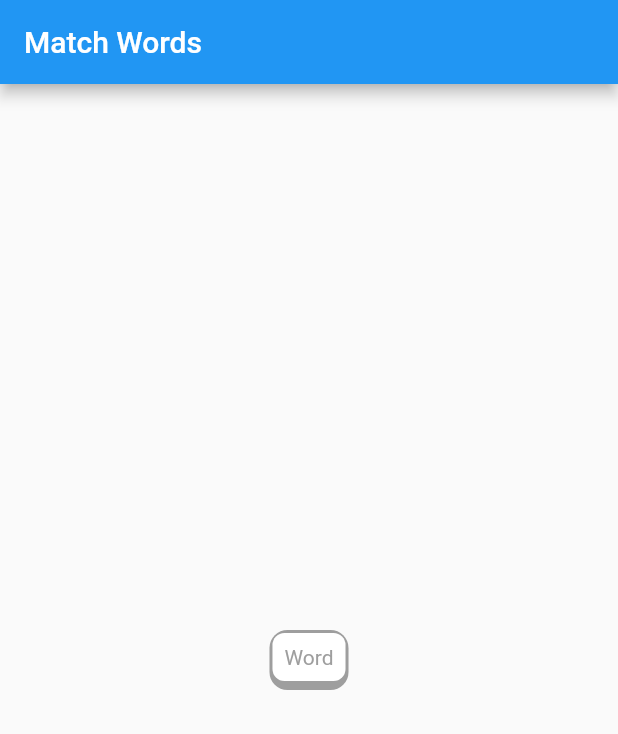
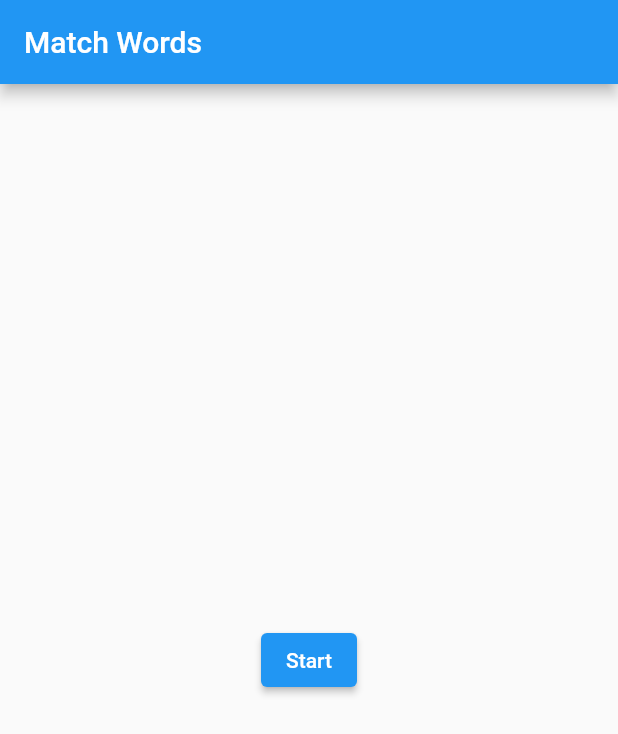
Before and after one commit to obumnwabude/matchword, a Flutter app: the screen it shows after launch, on a phone screen of 412 x 824 dp. Shown: the top 734 px of the screen. Run offline on Flutter 3.47's test engine with Material 2 defaults, Android fonts, the phone set to English and light mode, and no system bars.

Commit message:
feat: implement the screen for matching words
create LanguageWord, WordPair, and MatchSession classes for managing matching logic.
improve WordView UI to fit new changes.

```diff
--- a/lib/main.dart
+++ b/lib/main.dart
@@ -8,5 +8,5 @@ class MyApp extends StatelessWidget {
   const MyApp({super.key});
 
   @override
-  Widget build(BuildContext context) => const MaterialApp(home: HomeScreen());
+  Widget build(BuildContext context) => MaterialApp(home: HomeScreen());
 }
--- /dev/null
+++ b/lib/models/language_word.dart
@@ -0,0 +1,20 @@
+class LanguageWord {
+  bool justFailed = false;
+  bool justPassed = false;
+  final String language;
+  final String word;
+
+  LanguageWord(this.language, this.word);
+
+  @override
+  String toString() => '$word ($language)';
+
+  @override
+  int get hashCode => language.hashCode ^ word.hashCode;
+
+  @override
+  bool operator ==(Object other) {
+    if (other is! LanguageWord) return false;
+    return language == other.language && word == other.word;
+  }
+}
--- /dev/null
+++ b/lib/models/match_session.dart
@@ -0,0 +1,49 @@
+import 'dart:math';
+
+import 'language_word.dart';
+import 'word_pair.dart';
+
+class MatchSession {
+  static List<WordPair> _randomize(List<WordPair> wordPairs) {
+    if (wordPairs.length < 2) return wordPairs;
+
+    final random = Random();
+    final firstWords = [], secondWords = [];
+    final List<WordPair> randomizedPairs = [];
+
+    for (final pair in wordPairs) {
+      firstWords.add(pair.first);
+      secondWords.add(pair.second);
+    }
+
+    while (firstWords.isNotEmpty) {
+      randomizedPairs.add(
+        WordPair(
+          firstWords.removeAt(0),
+          secondWords.removeAt(random.nextInt(secondWords.length)),
+        ),
+      );
+    }
+
+    return randomizedPairs;
+  }
+
+  final List<WordPair> correctPairs;
+  final List<WordPair> displayPairs;
+
+  MatchSession(this.correctPairs) : displayPairs = _randomize(correctPairs);
+
+  bool get isComplete => correctPairs.every((pair) => pair.isMatched);
+
+  bool match(LanguageWord first, LanguageWord second) {
+    final index = correctPairs
+        .indexWhere((pair) => pair.contains(first) && pair.contains(second));
+
+    if (index == -1) return false;
+    correctPairs[index].isMatched = true;
+    return true;
+  }
+
+  WordPair parent(LanguageWord word) =>
+      correctPairs.firstWhere((pair) => pair.contains(word));
+}
--- /dev/null
+++ b/lib/models/word_pair.dart
@@ -0,0 +1,14 @@
+import 'language_word.dart';
+
+class WordPair {
+  bool isMatched = false;
+  final LanguageWord first;
+  final LanguageWord second;
+
+  WordPair(this.first, this.second);
+
+  @override
+  String toString() => '$first - $second';
+
+  bool contains(LanguageWord word) => word == first || word == second;
+}
--- a/lib/screens/home_screen.dart
+++ b/lib/screens/home_screen.dart
@@ -1,30 +1,29 @@
 import 'package:flutter/material.dart';
 
-import '../widgets/word_view.dart';
+import '../models/language_word.dart';
+import '../models/match_session.dart';
+import '../models/word_pair.dart';
+import 'session_screen.dart';
 
-class HomeScreen extends StatefulWidget {
-  const HomeScreen({Key? key}) : super(key: key);
+class HomeScreen extends StatelessWidget {
+  final _session = MatchSession([
+    WordPair(LanguageWord('eng', 'Thanks'), LanguageWord('lam', 'Beri')),
+    WordPair(LanguageWord('eng', 'you'), LanguageWord('lam', 'wo')),
+    WordPair(LanguageWord('eng', 'God'), LanguageWord('lam', 'Nyuy'))
+  ]);
 
-  @override
-  State<HomeScreen> createState() => _HomeScreenState();
-}
-
-class _HomeScreenState extends State<HomeScreen> {
-  WordViewState wVState = WordViewState.inactive;
+  HomeScreen({Key? key}) : super(key: key);
 
   @override
   Widget build(BuildContext context) {
     return Scaffold(
       appBar: AppBar(title: const Text('Match Words')),
       body: Center(
-        child: WordView(
-          onTap: () {
-            setState(() {
-              wVState = (WordViewState.values.toList()..shuffle()).first;
-            });
-          },
-          state: wVState,
-          word: 'Word',
+        child: ElevatedButton(
+          child: const Text('Start'),
+          onPressed: () => Navigator.of(context).push(
+            MaterialPageRoute(builder: (_) => SessionScreen(_session)),
+          ),
         ),
       ),
     );
--- a/lib/widgets/word_view.dart
+++ b/lib/widgets/word_view.dart
@@ -1,9 +1,11 @@
 import 'package:flutter/material.dart';
 
-enum WordViewState { inactive, selected, correct, incorrect }
+import '../models/language_word.dart';
+
+enum WordViewState { inactive, selected, correct, incorrect, matched }
 
 class WordView extends StatelessWidget {
-  final String word;
+  final LanguageWord word;
   final WordViewState state;
   final VoidCallback onTap;
 
@@ -18,7 +20,8 @@ class WordView extends StatelessWidget {
   Widget build(BuildContext context) {
     final color = _colorForState(state);
 
-    return AnimatedContainer(
+    return Expanded(
+      child: AnimatedContainer(
         decoration: BoxDecoration(
           color: color,
           borderRadius: BorderRadius.circular(12),
@@ -35,13 +38,14 @@ class WordView extends StatelessWidget {
             child: InkWell(
               borderRadius: BorderRadius.circular(8),
               splashColor: color,
-            onTap: onTap,
+              onTap: state != WordViewState.matched ? onTap : null,
               child: Padding(
-              padding: const EdgeInsets.all(8),
+                padding: const EdgeInsets.fromLTRB(8, 6, 8, 6),
                 child: Text(
-                word,
-                style: TextStyle(color: color),
+                  word.word,
+                  style: TextStyle(color: color, height: 1),
                   textAlign: TextAlign.center,
+                ),
               ),
             ),
           ),
@@ -53,13 +57,15 @@ class WordView extends StatelessWidget {
   Color _colorForState(WordViewState state) {
     switch (state) {
       case WordViewState.inactive:
-        return Colors.grey;
+        return Colors.grey.shade800;
       case WordViewState.selected:
-        return Colors.blue;
+        return Colors.blue.shade700;
       case WordViewState.correct:
-        return Colors.green;
+        return Colors.green.shade700;
       case WordViewState.incorrect:
-        return Colors.red;
+        return Colors.red.shade700;
+      case WordViewState.matched:
+        return Colors.grey.shade400;
     }
   }
 }
```
Also changed, not shown: lib/screens/session_screen.dart (added, +111 -0 lines). Lines whose indentation alone changed are shown as unchanged.
